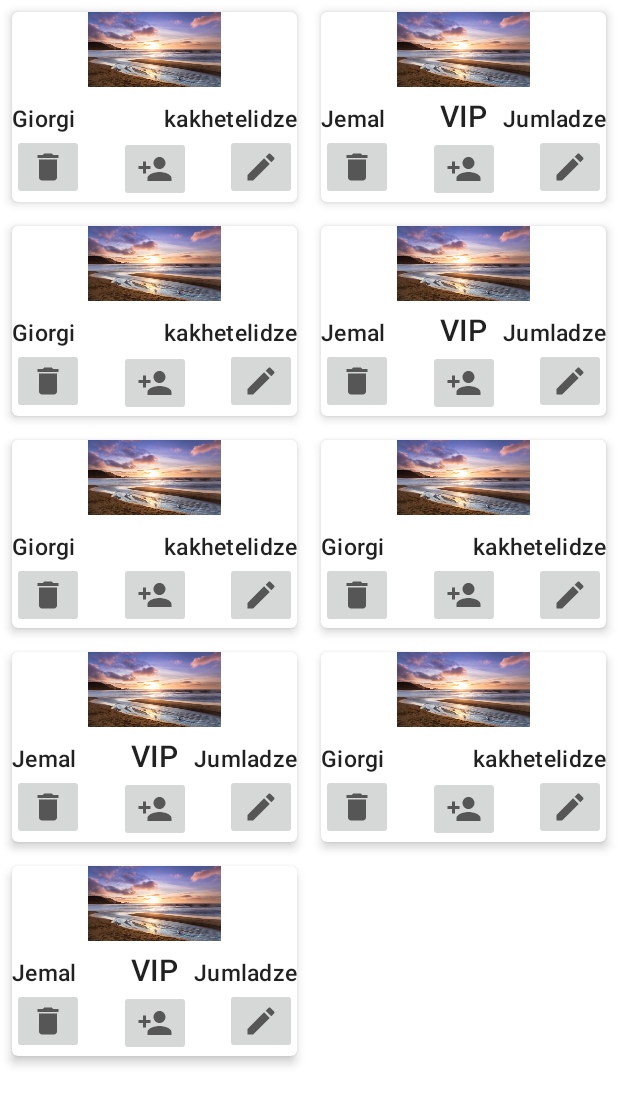
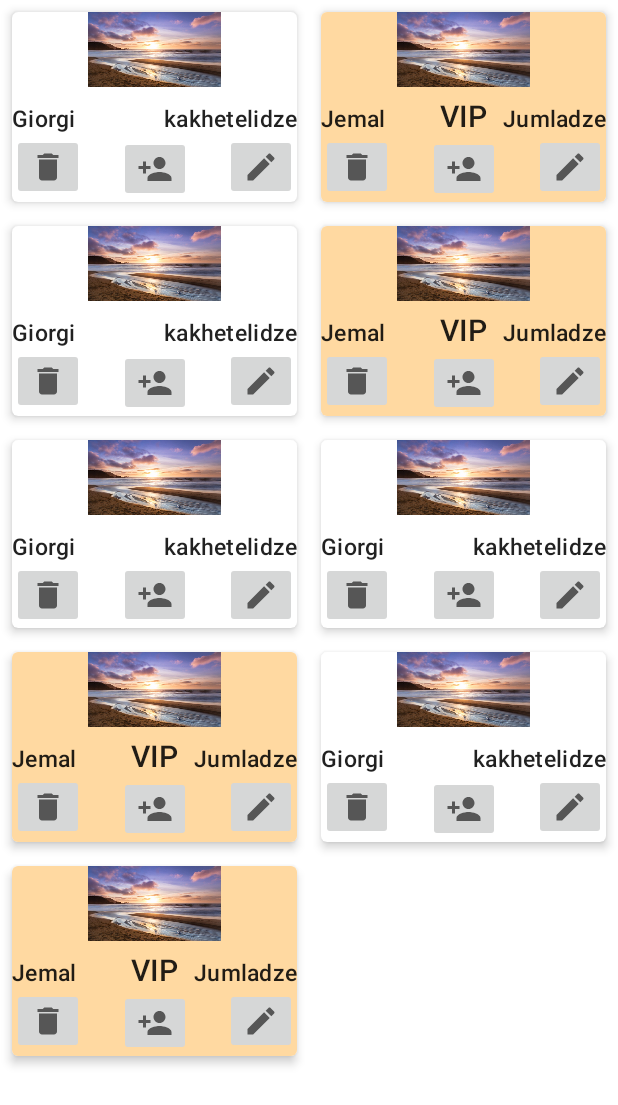
Before and after one commit to GiorgiKakhetelidze/GridUserListAddRemoveEdit, an Android app: the screen it shows after launch (UserActivity), on a phone screen of 412 x 824 dp. Shown: the top 1105 px of the screen. Run offline under Robolectric (Android 15) with nearby library versions, the phone set to English and light mode, and no system bars.

Commit message:
BackgroundColorAddedVipUser

```diff
--- a/app/src/main/res/layout/item_user_vip.xml
+++ b/app/src/main/res/layout/item_user_vip.xml
@@ -11,6 +11,7 @@
 
     <androidx.constraintlayout.widget.ConstraintLayout
         android:layout_width="match_parent"
+        android:background="@color/orange"
         android:layout_height="match_parent">
 
         <androidx.appcompat.widget.AppCompatImageView
--- a/app/src/main/res/values/colors.xml
+++ b/app/src/main/res/values/colors.xml
@@ -7,4 +7,5 @@
     <color name="teal_700">#FF018786</color>
     <color name="black">#FF000000</color>
     <color name="white">#FFFFFFFF</color>
+    <color name="orange">#FFD9A1</color>
 </resources>
```
